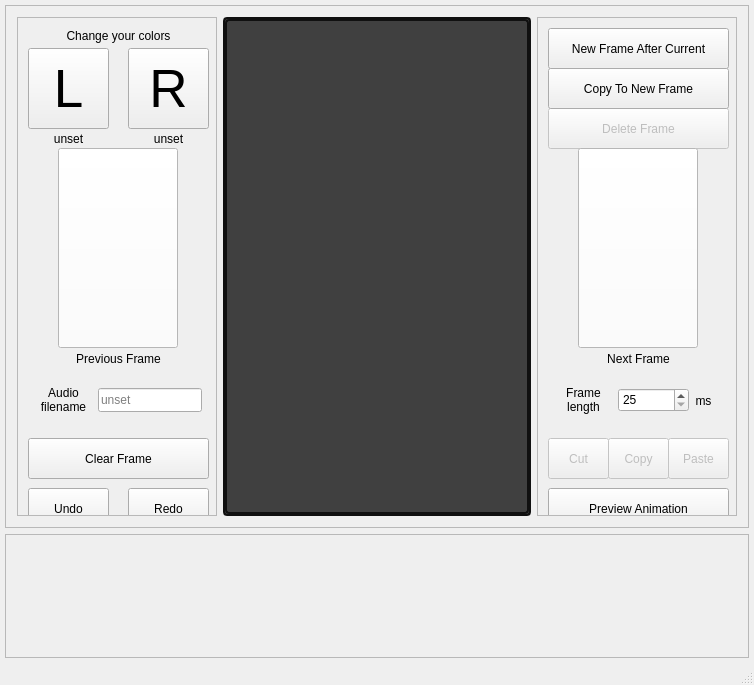
Before: the Qt Designer form Tower_of_Lights_Editor_V3/mainwindow.ui in ThereIsNoEscape/cs383project, drawn with Qt 5.
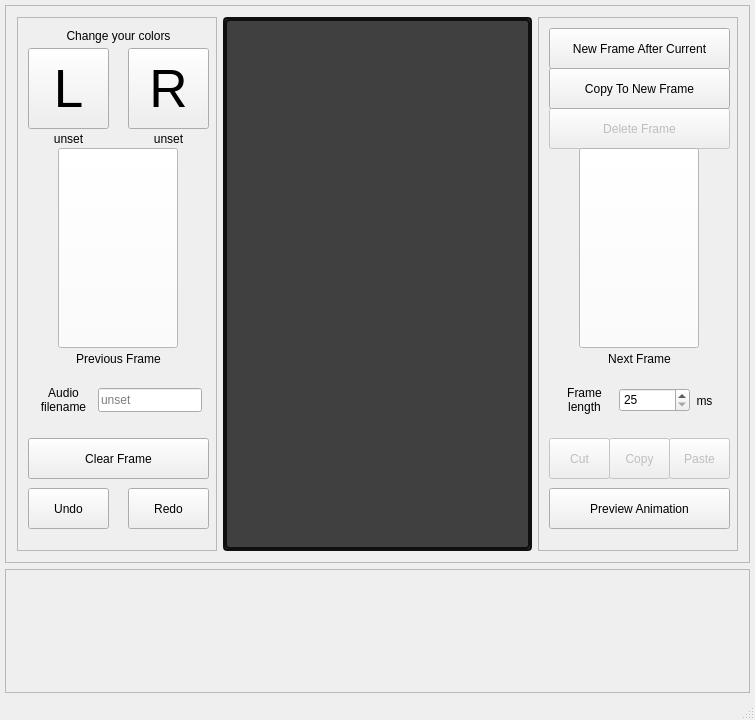
After: the same form once the commit is applied.

Commit message: Icon! also undo for effects; and resized window

```diff
--- a/Tower_of_Lights_Editor_V3/mainwindow.ui
+++ b/Tower_of_Lights_Editor_V3/mainwindow.ui
@@ -6,8 +6,8 @@
    <rect>
     <x>0</x>
     <y>0</y>
-    <width>754</width>
-    <height>685</height>
+    <width>755</width>
+    <height>720</height>
    </rect>
   </property>
   <property name="sizePolicy">
@@ -64,8 +64,8 @@
         <rect>
          <x>0</x>
          <y>0</y>
-         <width>742</width>
-         <height>496</height>
+         <width>743</width>
+         <height>537</height>
         </rect>
        </property>
        <layout class="QHBoxLayout" name="horizontalLayout_3">
@@ -92,7 +92,7 @@
              <x>0</x>
              <y>0</y>
              <width>198</width>
-             <height>470</height>
+             <height>517</height>
             </rect>
            </property>
            <widget class="QPushButton" name="pushButton_l">
@@ -322,8 +322,8 @@
             <rect>
              <x>0</x>
              <y>0</y>
-             <width>294</width>
-             <height>468</height>
+             <width>309</width>
+             <height>515</height>
             </rect>
            </property>
            <layout class="QGridLayout" name="gridLayout_4">
@@ -357,7 +357,7 @@
              <x>0</x>
              <y>0</y>
              <width>198</width>
-             <height>470</height>
+             <height>517</height>
             </rect>
            </property>
            <widget class="QLabel" name="label_5">
@@ -597,7 +597,7 @@
         <rect>
          <x>0</x>
          <y>0</y>
-         <width>742</width>
+         <width>743</width>
          <height>122</height>
         </rect>
        </property>
```
Left out of the diff: 6 changed lines with no effect on the pictures. The commit also changes 6 other files.
